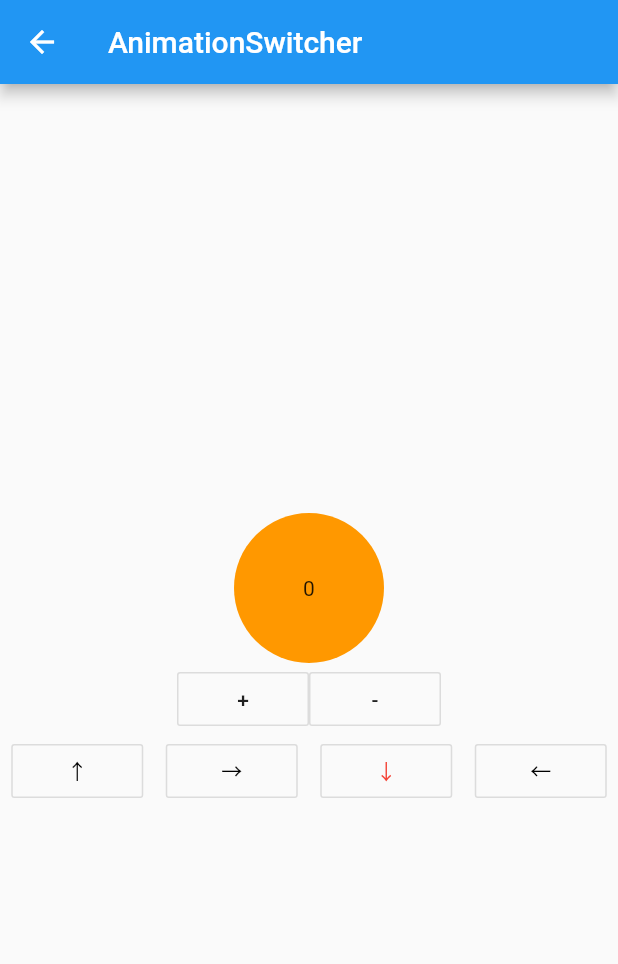
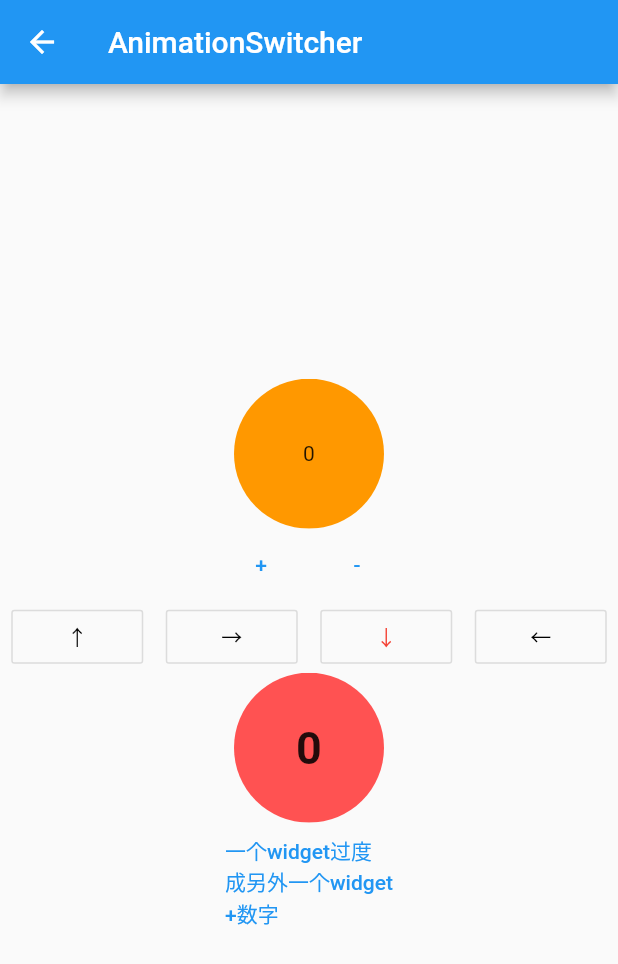
Before and after one commit to ifgyong/flutter-example, a Flutter app: the BaseAnimationSwitcher screen opened by its route, on a phone screen of 412 x 824 dp. Shown: the top 964 px of the screen. Run offline on Flutter 3.47's test engine with Material 2 defaults, Android fonts, the phone set to English and light mode, and no system bars; our stand-ins replace animated_text_kit, bloc, connectivity, dio, equatable, flutter_bloc and 12 more; missing offline and left inert: dart:ffi, dart:html, flutter_easyhub, flutter_simple_record_and_player, qr_code_scanner; accounts and stored records are empty.

Commit message:
feat:新增网络连接监听和 动画切换demo

```diff
--- a/lib/animation/base_animation_switch.dart
+++ b/lib/animation/base_animation_switch.dart
@@ -24,11 +24,18 @@ class _BaseAnimationSwitcherState extends State<BaseAnimationSwitcher> {
   }
 
   int _count = 0;
+  int _count2 = 0;
+
   Ax _ax = Ax.ttb;
   void _add() {
     setState(() {
-//      _ax = Ax.btt;
       _count += 1;
+    });
+  }
+
+  void _plus() {
+    setState(() {
+      _count2 += 1;
     });
   }
 
@@ -72,14 +79,43 @@ class _BaseAnimationSwitcherState extends State<BaseAnimationSwitcher> {
           Row(
             mainAxisAlignment: MainAxisAlignment.center,
             children: <Widget>[
-              OutlineButton(
+              TextButton(
                 child: Text('+'),
                 onPressed: _add,
               ),
-              OutlineButton(child: Text('-'), onPressed: _down),
+              TextButton(child: Text('-'), onPressed: _down),
             ],
           ),
           _row(),
+          ClipRRect(
+            child: AnimatedSwitcher(
+              child: ClipRRect(
+                borderRadius: BorderRadius.all(Radius.circular(50)),
+                key: Key(_count2.toString()),
+                child: Container(
+                  width: 100,
+                  height: 100,
+                  color: Colors.accents[_count2 % Colors.accents.length],
+                  alignment: Alignment.center,
+                  child: Text(
+                    '$_count2',
+                    style: TextStyle(fontSize: 30, fontWeight: FontWeight.bold),
+                  ),
+                ),
+              ),
+              duration: Duration(milliseconds: 1300),
+              transitionBuilder: (Widget child, Animation<double> animation) {
+                return FadeTransition(
+                  opacity: animation,
+                  child: child,
+                );
+              },
+            ),
+          ),
+          TextButton(
+            child: Text('一个widget过度\n成另外一个widget\n+数字'),
+            onPressed: _plus,
+          ),
         ],
       ),
     );
--- a/pubspec.yaml
+++ b/pubspec.yaml
@@ -55,6 +55,11 @@ dependencies:
   hive: ^1.4.4+1
   hive_flutter: ^0.3.1
   flutter_boost: ^1.17.1
+  connectivity: ^3.0.6
+  flutter_slidable: ^0.6.0
+  visibility_detector: ^0.1.5
+
+
 #    git:
 #      url: 'https://github.com/alibaba/flutter_boost.git'
 #      ref: '1.12.13+1'
```
Also changed, not shown: lib/animation/base_animation_diy.dart (+11 -9 lines), lib/main.dart (+10 -1 lines), lib/tips/base_ visibility_detector.dart (added, +66 -0 lines), lib/tips/base_connect.dart (added, +71 -0 lines), lib/tips/base_slider.dart (added, +90 -0 lines), pubspec.lock, 4 other files.
